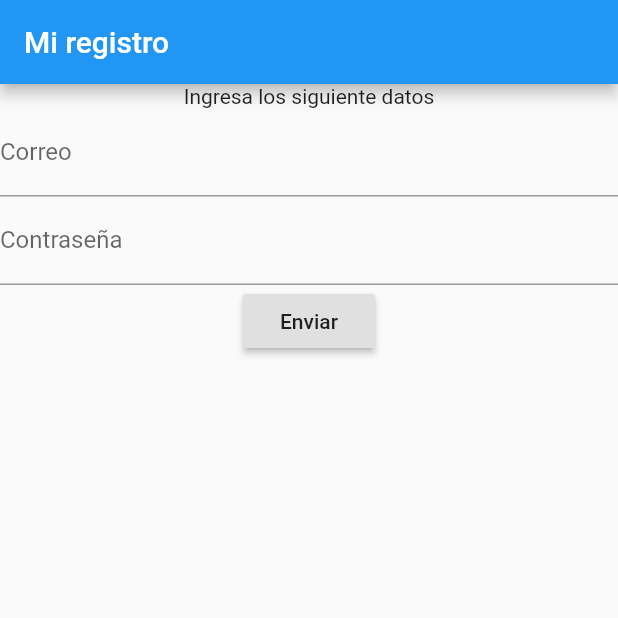
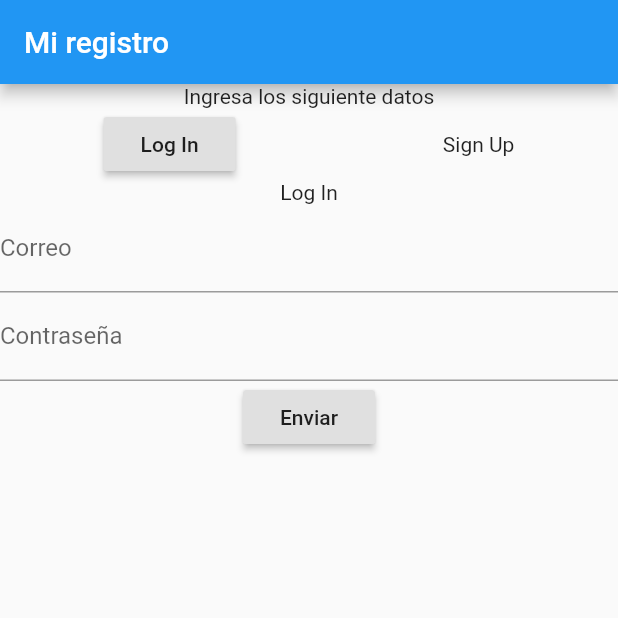
Before and after one commit to EdmaryBaga/login_mvp, a Flutter app: the screen it shows after launch, after a tap on "Enviar", on a phone screen of 412 x 824 dp, the top half of it. Run offline on Flutter 3.47's test engine with Material 2 defaults, Android fonts, the phone set to English and light mode, and no system bars; our stand-ins replace firebase_auth; accounts and stored records are empty.

Commit message:
Se realiza el regitro y se implemento el logIn

```diff
--- a/lib/model/FireDB.dart
+++ b/lib/model/FireDB.dart
@@ -15,6 +15,13 @@ class FireBD{
     return user.uid;
   }
 
+  Future<String> signIn(String email, String password) async {
+    AuthResult result = await _auth.signInWithEmailAndPassword(
+        email: email, password: password);
+    FirebaseUser user = result.user;
+    return user.uid;
+  }
+
   //sign out
 
 }
--- a/lib/model/User.dart
+++ b/lib/model/User.dart
@@ -4,5 +4,6 @@ class User{
   final Nombre;
   final Apellido;
 
+
   User(this.Nombre, this.Apellido);
 }
--- a/lib/presenter/registryPresenter.dart
+++ b/lib/presenter/registryPresenter.dart
@@ -6,9 +6,7 @@ import 'package:firebase_auth/firebase_auth.dart';
 
 class RegistryPresenter{
 
-
-
-  void onRegistryClicked(Cuenta cuenta){  }
+  void onRegistryClicked(Cuenta cuenta, int titleF){  }
   //set de la vista o estado del login
 }
 
@@ -19,13 +17,22 @@ class BasicRegPresenter implements RegistryPresenter{
   FireBD _fire = new FireBD();
 
   @override
-  void onRegistryClicked(Cuenta cuenta) {
+  void onRegistryClicked(Cuenta cuenta, int titleF) {
     //llama a FireBase, mandandole la cuenta a registrar
+
     print("Entre al registro");
     print("${cuenta.correo}  ${cuenta.contrasena}");
-   print( _fire.signUp(cuenta.correo, cuenta.contrasena).catchError((error){
-     print(error);
-   }));
+    if(titleF ==0){
+      print( _fire.signUp(cuenta.correo, cuenta.contrasena).catchError((error){
+        print(error);
+      }));
+    }
+    else if(titleF == 1){
+      _fire.signIn(cuenta.correo, cuenta.contrasena).catchError((error){
+        print(error);
+      });
+    }
+
   }
 
 
--- a/lib/view/myRegistry.dart
+++ b/lib/view/myRegistry.dart
@@ -16,7 +16,12 @@ class _MyRegistryState extends State<MyRegistry> {
 
   String correo;
   String passwd;
-  Cuenta cuenta ;
+  Cuenta cuenta;
+
+  String logIn = "Log In";
+  String signUP = "Sign Up";
+
+  int titleF=1;
 
   @override
   Widget build(BuildContext context) {
@@ -27,9 +32,26 @@ class _MyRegistryState extends State<MyRegistry> {
           child: Column(
             children: <Widget>[
               Text("Ingresa los siguiente datos"),
-              Form(
-                child: Column(
+                Row(
+                  crossAxisAlignment: CrossAxisAlignment.center,
+                  mainAxisAlignment: MainAxisAlignment.spaceAround,
                   children: <Widget>[
+                    RaisedButton(
+                      child: Text(titleF==0?signUP:logIn),
+                      onPressed: (){
+                        setState(() {
+                          titleF ==0 ?titleF=1 : titleF=0;
+                        });
+                      },
+                    ),
+                   Text(titleF==0? logIn:signUP),
+
+
+                  ],
+                ),
+                Column(
+                  children: <Widget>[
+                    Text(titleF==0?signUP:logIn),
                     TextFormField(
                       decoration: InputDecoration(
                         labelText: "Correo",
@@ -51,16 +73,13 @@ class _MyRegistryState extends State<MyRegistry> {
                       child: Text("Enviar"),
                       onPressed: (){
                        cuenta = new Cuenta(correo, passwd);
-                       this.widget.presenter.onRegistryClicked(cuenta);
+                       this.widget.presenter.onRegistryClicked(cuenta, titleF);
                         //llama a un metodo del presentador pasandole el correo y password
-
                       },
                     )
                   ],
                 ),
 
-
-              )
             ],
           ),
         ),
```
